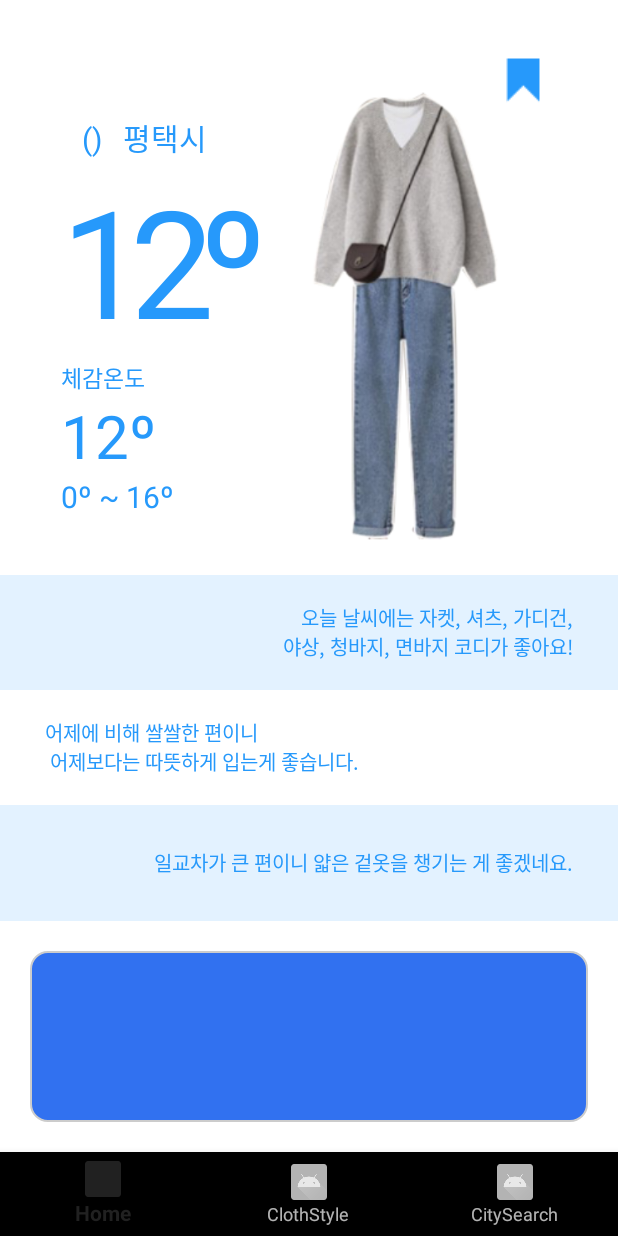
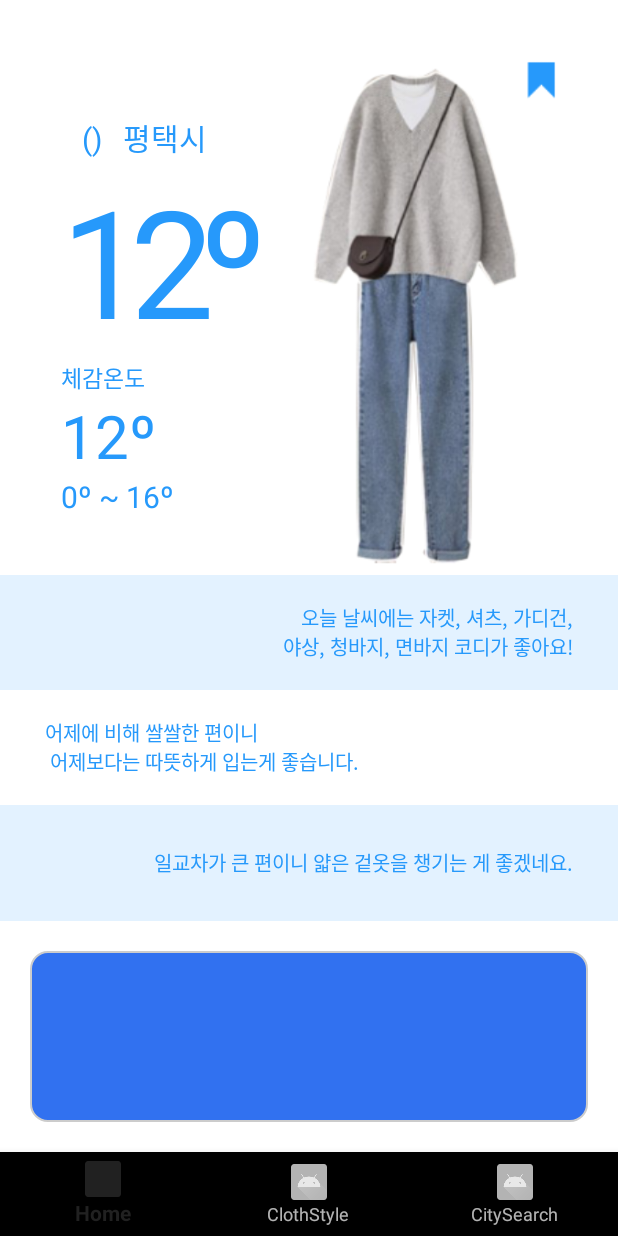
Before and after one commit to suhwan2004/Cody_C, an Android app: the screen it shows after launch (MainActivity), on a phone screen of 412 x 824 dp. Run offline under Robolectric (Android 15) with nearby library versions, the phone set to English and light mode, and no system bars.

Commit message:
do : mainPage에서 스와이프 이벤트를 통해 추천코디셋과 유도적세트를 보여주는 세부 프레그먼트 구현. todo : 메인페이지 및 각 페이지에 들어가는추가 기능구현

```diff
--- a/app/build.gradle
+++ b/app/build.gradle
@@ -32,7 +32,7 @@ android {
 }
 
 dependencies {
-    implementation 'me.relex:circleindicator:2.1.4'
+    implementation 'me.relex:circleindicator:2.1.6'
     implementation 'androidx.appcompat:appcompat:1.4.1'
     implementation 'com.google.android.material:material:1.6.0'
     implementation 'androidx.constraintlayout:constraintlayout:2.1.3'
--- a/app/src/main/java/com/example/cody_c/MainActivity.java
+++ b/app/src/main/java/com/example/cody_c/MainActivity.java
@@ -2,6 +2,7 @@ package com.example.cody_c;
 import androidx.annotation.NonNull;
 import androidx.appcompat.app.AppCompatActivity;
 import androidx.fragment.app.Fragment;
+import androidx.fragment.app.FragmentTransaction;
 
 import android.os.Bundle;
 import android.view.MenuItem;
@@ -16,21 +17,29 @@ import com.google.android.material.bottomnavigation.BottomNavigationView;
 import com.google.android.material.navigation.NavigationBarView;
 
 public class MainActivity extends AppCompatActivity {
-    private Fragment mainFragment, clothStyleFragment, citySearchFragment, mainCodyImgFragment, mainCodySetFragment;
-
+    private Fragment mainFragment, clothStyleFragment, citySearchFragment;
     @Override
     protected void onCreate(Bundle savedInstanceState) {
         super.onCreate(savedInstanceState);
         setContentView(R.layout.activity_main);
+        createFragment();
 
-        FrameLayout frameLayout = findViewById(R.id.frameLayout);
+        FragmentTransaction fT = getSupportFragmentManager().beginTransaction();
+
+        fT.replace(R.id.frameLayout, mainFragment);
+        fT.addToBackStack(null);
+        fT.commit();
+
         BottomNavigationView bottomView = findViewById(R.id.bottomNavigationView);
         bottomView.setOnItemSelectedListener(new NavigationBarView.OnItemSelectedListener() {
             @Override
             public boolean onNavigationItemSelected(@NonNull MenuItem item) {
                 switch (item.getItemId()){
                     case R.id.item_home:
-                        getSupportFragmentManager().beginTransaction().replace(R.id.frameLayout, mainFragment).commit();
+                        FragmentTransaction fT1 = getSupportFragmentManager().beginTransaction();
+                        fT1.replace(R.id.frameLayout, mainFragment);
+                        fT1.addToBackStack(null);
+                        fT1.commit();
                         return true;
                     case R.id.item_clothstyle:
                         getSupportFragmentManager().beginTransaction().replace(R.id.frameLayout, clothStyleFragment).commit();
@@ -42,16 +51,11 @@ public class MainActivity extends AppCompatActivity {
                 return false;
             }
         });
-
-        createFragment();
-        getSupportFragmentManager().beginTransaction().replace(R.id.frameLayout, mainFragment).commit();
     }
 
     private void createFragment() {
         mainFragment = new fragment_main();
         clothStyleFragment = new fragment_clothstyle();
         citySearchFragment = new fragment_citysearch();
-        mainCodyImgFragment = new fragment_main_codyimg();
-        mainCodySetFragment = new fragment_main_codyset();
     }
 }
--- a/app/src/main/java/com/example/cody_c/pagefragment/fragment_main.java
+++ b/app/src/main/java/com/example/cody_c/pagefragment/fragment_main.java
@@ -2,10 +2,12 @@ package com.example.cody_c.pagefragment;
 
 import android.os.Bundle;
 
+import androidx.annotation.NonNull;
 import androidx.fragment.app.Fragment;
 import androidx.viewpager2.adapter.FragmentStateAdapter;
 import androidx.viewpager2.widget.ViewPager2;
 
+import android.util.Log;
 import android.view.LayoutInflater;
 import android.view.View;
 import android.view.ViewGroup;
@@ -18,11 +20,8 @@ import com.example.cody_c.R;
  * create an instance of this fragment.
  */
 public class fragment_main extends Fragment {
-
-    private ViewPager2 mPager;
-    private FragmentStateAdapter pagerAdapter;
-    private int num_page = 2;
-
+    private Fragment mainCodyImg, mainCodySet;
+    final int NUM_PAGES = 2;
 
     // TODO: Rename parameter arguments, choose names that match
     // the fragment initialization parameters, e.g. ARG_ITEM_NUMBER
@@ -58,16 +57,38 @@ public class fragment_main extends Fragment {
     @Override
     public void onCreate(Bundle savedInstanceState) {
         super.onCreate(savedInstanceState);
-        if (getArguments() != null) {
-            mParam1 = getArguments().getString(ARG_PARAM1);
-            mParam2 = getArguments().getString(ARG_PARAM2);
-        }
     }
 
     @Override
     public View onCreateView(LayoutInflater inflater, ViewGroup container,
                              Bundle savedInstanceState) {
         // Inflate the layout for this fragment
-        return inflater.inflate(R.layout.fragment_main, container, false);
+        View view =  inflater.inflate(R.layout.fragment_main, container, false);
+        mainCodyImg = new fragment_main_codyimg();
+        mainCodySet = new fragment_main_codyset();
+
+        ViewPager2 viewPager2 = view.findViewById(R.id.viewpager);
+        viewPager2.setAdapter(new viewPagerAdapter(this)); // 여기서 this로 뷰페이저가 포함되어 있는 현재 프래그먼트(HomeFragment)를 인수로 넣어준다.
+        viewPager2.setCurrentItem(0);
+        return view;
+    }
+
+    private class viewPagerAdapter extends FragmentStateAdapter {
+        public viewPagerAdapter(Fragment fragment) {
+            super(fragment);
+        }
+
+        @NonNull
+        @Override
+        public Fragment createFragment(int position) {
+            if(position == 0) return mainCodyImg;
+            else if(position == 1) return mainCodySet;
+            else return mainCodyImg;
+        }
+
+        @Override
+        public int getItemCount() {
+            return NUM_PAGES;
+        }
     }
 }
--- a/app/src/main/res/layout/fragment_main.xml
+++ b/app/src/main/res/layout/fragment_main.xml
@@ -106,45 +106,14 @@
                     android:contentDescription="@string/app_name"
                     android:scaleType="centerCrop"
                     android:weightSum="1">
-                    <ImageView
-                        android:layout_width="0dp"
+                    <androidx.viewpager2.widget.ViewPager2
+                        android:layout_width="wrap_content"
                         android:layout_height="match_parent"
-                        android:layout_weight="0.8"
-                        android:src = "@drawable/codytest">
-                    </ImageView>
-                    <LinearLayout
-                        android:layout_width="0dp"
-                        android:layout_height="match_parent"
-                        android:layout_weight="0.2"
-                        android:orientation="vertical">
-                        <LinearLayout
-                            android:layout_width="match_parent"
-                            android:layout_height="match_parent">
-                            <ImageView
-                                android:layout_width="wrap_content"
-                                android:layout_height="wrap_content"
-                                android:src="@drawable/bookmark"
-                                android:layout_gravity="top|left">
-                            </ImageView>
-                        </LinearLayout>
-                    </LinearLayout>
+                        android:id="@+id/viewpager"
+                        android:clipToPadding="false"
+                        android:clipChildren="false"/>
                 </LinearLayout>
                 <!--
-                <FrameLayout
-                    android:layout_width="match_parent"
-                    android:layout_height="0dp"
-                    android:layout_weight="0.8"
-                    android:weightSum = "1"
-                    android:id="@+id/outerViewPager">
-                    <androidx.viewpager2.widget.ViewPager2
-                        android:id="@+id/viewpager"
-                        android:layout_width="match_parent"
-                        android:layout_height="match_parent"
-                        android:layout_gravity="center"
-                        android:clipChildren="false"
-                        android:clipToPadding="false"
-                        android:scaleType="fitXY" />
-                </FrameLayout>
                    -->
 
                 <LinearLayout
```
Also changed, not shown: app/src/main/java/com/example/cody_c/pagefragment/fragment_main_codyimg1.java (added, +66 -0 lines), app/src/main/res/layout/fragment_main_codyimg1.xml (added, +14 -0 lines).
